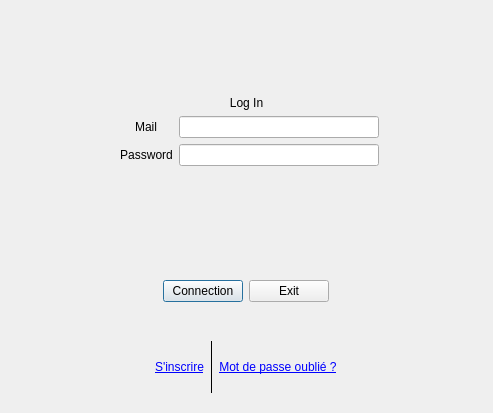
Before: the Qt Designer form ui/connectionwindow.ui in TwiceCast/TwiceCast-Client, drawn with Qt 5.
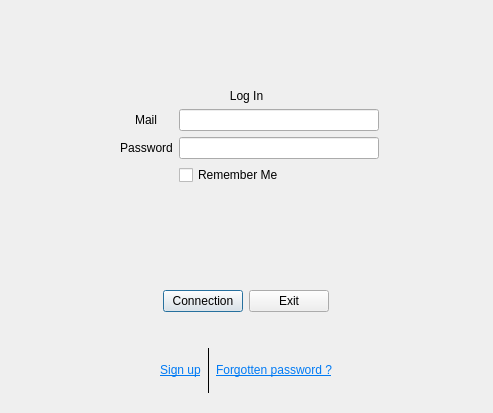
After: the same form once the commit is applied. Icons and pictures are not drawn.

Commit message: Pull request style + preparing merge

```diff
--- a/ui/connectionwindow.ui
+++ b/ui/connectionwindow.ui
@@ -142,6 +142,13 @@
           </property>
          </widget>
         </item>
+        <item row="2" column="1">
+         <widget class="QCheckBox" name="RememberCheckBox">
+          <property name="text">
+           <string>Remember Me</string>
+          </property>
+         </widget>
+        </item>
        </layout>
       </item>
      </layout>
@@ -183,7 +190,7 @@
       <item>
        <widget class="QLabel" name="InscriptionLabel">
         <property name="text">
-         <string>&lt;a href=&quot;https://twicecast.ovh/signup&quot;&gt;S'inscrire&lt;/a&gt;</string>
+         <string>&lt;html&gt;&lt;head/&gt;&lt;body&gt;&lt;p&gt;&lt;a href=&quot;https://twicecast.ovh/signup&quot;&gt;&lt;span style=&quot; text-decoration: underline; color:#007af4;&quot;&gt;Sign up&lt;/span&gt;&lt;/a&gt;&lt;/p&gt;&lt;/body&gt;&lt;/html&gt;</string>
         </property>
         <property name="alignment">
          <set>Qt::AlignCenter</set>
@@ -209,7 +216,7 @@
       <item>
        <widget class="QLabel" name="ForgottenPasswordLabel">
         <property name="text">
-         <string>&lt;a href=&quot;https://twicecast.ovh/&quot;&gt;Mot de passe oublié ?&lt;/a&gt;</string>
+         <string>&lt;html&gt;&lt;head/&gt;&lt;body&gt;&lt;p&gt;&lt;a href=&quot;https://twicecast.ovh/&quot;&gt;&lt;span style=&quot; text-decoration: underline; color:#007af4;&quot;&gt;Forgotten password ?&lt;/span&gt;&lt;/a&gt;&lt;/p&gt;&lt;/body&gt;&lt;/html&gt;</string>
         </property>
         <property name="alignment">
          <set>Qt::AlignCenter</set>
```
The commit also changes 10 other files.
